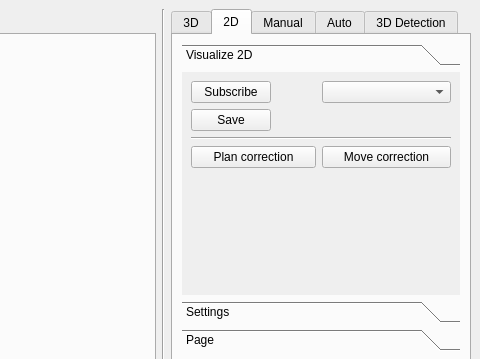
First picture: the form in ui/main_window.ui, repository bj0rkedal/agilus_master_project, before the edit; both pictures show x 483 to 963 and y 0 to 359 of the 963 by 700 pixel window.
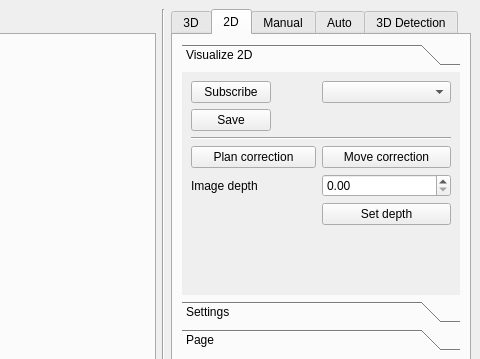
Second picture: the form after the edit. Icons and pictures are not drawn.

Commit message: Updated 2D test panel with depth input to service

Diff of the .ui file:
```diff
--- a/ui/main_window.ui
+++ b/ui/main_window.ui
@@ -252,6 +252,29 @@
               </property>
              </widget>
             </item>
+            <item row="6" column="0">
+             <widget class="QLabel" name="label_12">
+              <property name="minimumSize">
+               <size>
+                <width>125</width>
+                <height>0</height>
+               </size>
+              </property>
+              <property name="text">
+               <string>Image depth</string>
+              </property>
+             </widget>
+            </item>
+            <item row="6" column="1">
+             <widget class="QDoubleSpinBox" name="lambdaDoubleSpinBox"/>
+            </item>
+            <item row="7" column="1">
+             <widget class="QPushButton" name="setDepthPushButton">
+              <property name="text">
+               <string>Set depth</string>
+              </property>
+             </widget>
+            </item>
            </layout>
           </widget>
           <widget class="QWidget" name="page_4">
```
Left out of the diff: 8 changed lines with no effect on the pictures. The commit also changes 4 other files.
